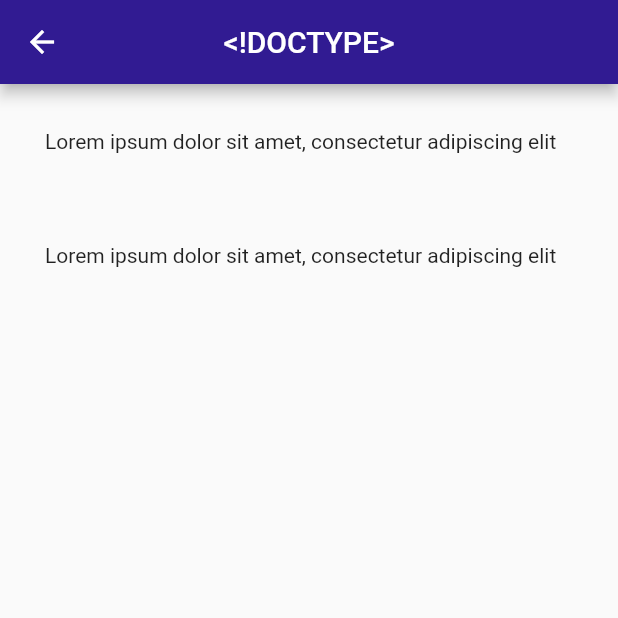
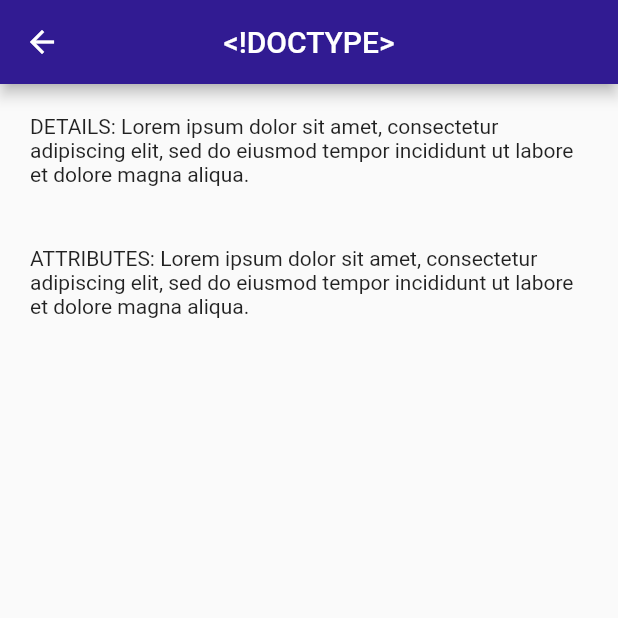
Before and after one commit to nbur4556/html-ref, a Flutter app: the screen it shows after launch, after a tap on an icon or button, on a phone screen of 412 x 824 dp, the top half of it. Run offline on Flutter 3.47's test engine with Material 2 defaults, Android fonts, the phone set to English and light mode, and no system bars.

Commit message:
feat: use parameter for detail text section content

```diff
--- a/lib/screens/detailpage.dart
+++ b/lib/screens/detailpage.dart
@@ -4,6 +4,7 @@
 class Detailpage extends StatelessWidget {
   Detailpage({Key? key}) : super(key: key);
 
+  @override
   Widget build(BuildContext context) {
     final TagArguments args =
         ModalRoute.of(context)!.settings.arguments as TagArguments;
@@ -29,20 +30,24 @@
       crossAxisAlignment: CrossAxisAlignment.center,
       mainAxisSize: MainAxisSize.min,
       children: [
-        DetailTextSection(),
-        DetailTextSection(),
+        DetailTextSection(
+            'DETAILS: Lorem ipsum dolor sit amet, consectetur adipiscing elit, sed do eiusmod tempor incididunt ut labore et dolore magna aliqua.'),
+        DetailTextSection(
+            'ATTRIBUTES: Lorem ipsum dolor sit amet, consectetur adipiscing elit, sed do eiusmod tempor incididunt ut labore et dolore magna aliqua.'),
       ],
     );
   }
 }
 
 class DetailTextSection extends StatelessWidget {
-  DetailTextSection({Key? key}) : super(key: key);
+  String content;
+  DetailTextSection(this.content, {Key? key}) : super(key: key);
 
+  @override
   Widget build(BuildContext context) {
     return Padding(
-      padding: EdgeInsets.all(30),
-      child: Text('Lorem ipsum dolor sit amet, consectetur adipiscing elit'),
+      padding: EdgeInsets.all(20),
+      child: Text(content),
     );
   }
 }
```
